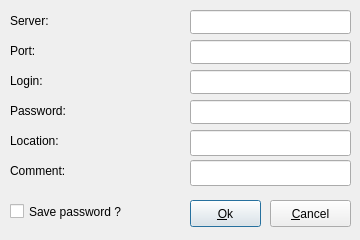
This is ui/Options.ui in 8102/QNetSoul as Qt 5 draws it before an edit. The edited form follows.
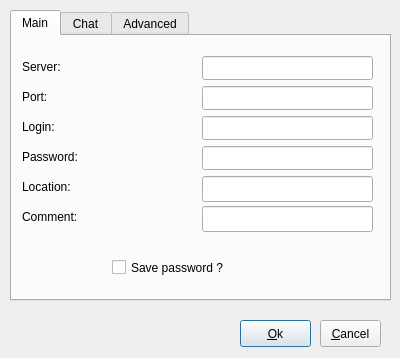
This is the edited form. Icons and pictures are not drawn.

Patch:
```diff
--- a/ui/Options.ui
+++ b/ui/Options.ui
@@ -6,151 +6,18 @@
    <rect>
     <x>0</x>
     <y>0</y>
-    <width>360</width>
-    <height>240</height>
+    <width>400</width>
+    <height>358</height>
    </rect>
   </property>
-  <property name="minimumSize">
-   <size>
-    <width>360</width>
-    <height>240</height>
-   </size>
-  </property>
-  <property name="maximumSize">
-   <size>
-    <width>360</width>
-    <height>240</height>
-   </size>
-  </property>
   <property name="windowTitle">
    <string>Options</string>
   </property>
-  <property name="windowIcon">
-   <iconset resource="../Images.qrc">
-    <normaloff>:/images/qnetsoul.png</normaloff>:/images/qnetsoul.png</iconset>
-  </property>
-  <property name="modal">
-   <bool>true</bool>
-  </property>
-  <widget class="QLineEdit" name="serverLineEdit">
-   <property name="geometry">
-    <rect>
-     <x>190</x>
-     <y>10</y>
-     <width>161</width>
-     <height>24</height>
-    </rect>
-   </property>
-   <property name="text">
-    <string/>
-   </property>
-  </widget>
-  <widget class="QLineEdit" name="loginLineEdit">
-   <property name="geometry">
-    <rect>
-     <x>190</x>
-     <y>70</y>
-     <width>161</width>
-     <height>24</height>
-    </rect>
-   </property>
-  </widget>
-  <widget class="QLineEdit" name="passwordLineEdit">
-   <property name="geometry">
-    <rect>
-     <x>190</x>
-     <y>100</y>
-     <width>161</width>
-     <height>24</height>
-    </rect>
-   </property>
-   <property name="echoMode">
-    <enum>QLineEdit::Password</enum>
-   </property>
-  </widget>
-  <widget class="QLabel" name="serverLabel">
-   <property name="geometry">
-    <rect>
-     <x>10</x>
-     <y>10</y>
-     <width>171</width>
-     <height>21</height>
-    </rect>
-   </property>
-   <property name="text">
-    <string>Server:</string>
-   </property>
-  </widget>
-  <widget class="QLabel" name="loginLabel">
-   <property name="geometry">
-    <rect>
-     <x>10</x>
-     <y>70</y>
-     <width>171</width>
-     <height>21</height>
-    </rect>
-   </property>
-   <property name="text">
-    <string>Login:</string>
-   </property>
-  </widget>
-  <widget class="QLabel" name="passwordLabel">
-   <property name="geometry">
-    <rect>
-     <x>10</x>
-     <y>100</y>
-     <width>171</width>
-     <height>21</height>
-    </rect>
-   </property>
-   <property name="text">
-    <string>Password:</string>
-   </property>
-  </widget>
-  <widget class="QCheckBox" name="savePasswordCheckBox">
-   <property name="geometry">
-    <rect>
-     <x>10</x>
-     <y>200</y>
-     <width>171</width>
-     <height>23</height>
-    </rect>
-   </property>
-   <property name="text">
-    <string>Save password ?</string>
-   </property>
-  </widget>
-  <widget class="QLabel" name="portLabel">
-   <property name="geometry">
-    <rect>
-     <x>10</x>
-     <y>40</y>
-     <width>171</width>
-     <height>21</height>
-    </rect>
-   </property>
-   <property name="text">
-    <string>Port:</string>
-   </property>
-  </widget>
-  <widget class="QLineEdit" name="portLineEdit">
-   <property name="geometry">
-    <rect>
-     <x>190</x>
-     <y>40</y>
-     <width>161</width>
-     <height>24</height>
-    </rect>
-   </property>
-   <property name="text">
-    <string/>
-   </property>
-  </widget>
   <widget class="QPushButton" name="okPushButton">
    <property name="geometry">
     <rect>
-     <x>190</x>
-     <y>200</y>
+     <x>240</x>
+     <y>320</y>
      <width>71</width>
      <height>27</height>
     </rect>
@@ -162,9 +29,9 @@
   <widget class="QPushButton" name="cancelPushButton">
    <property name="geometry">
     <rect>
-     <x>270</x>
-     <y>200</y>
-     <width>81</width>
+     <x>320</x>
+     <y>320</y>
+     <width>61</width>
      <height>27</height>
     </rect>
    </property>
@@ -172,57 +39,325 @@
     <string>&amp;Cancel</string>
    </property>
   </widget>
-  <widget class="QLineEdit" name="locationLineEdit">
+  <widget class="QTabWidget" name="tabWidget">
    <property name="geometry">
     <rect>
-     <x>190</x>
-     <y>130</y>
-     <width>161</width>
-     <height>26</height>
-    </rect>
-   </property>
-   <property name="text">
-    <string/>
-   </property>
-  </widget>
-  <widget class="QLineEdit" name="commentLineEdit">
-   <property name="geometry">
-    <rect>
-     <x>190</x>
-     <y>160</y>
-     <width>161</width>
-     <height>26</height>
-    </rect>
-   </property>
-   <property name="text">
-    <string/>
-   </property>
-  </widget>
-  <widget class="QLabel" name="locationLabel">
-   <property name="geometry">
-    <rect>
      <x>10</x>
-     <y>130</y>
-     <width>171</width>
-     <height>21</height>
+     <y>10</y>
+     <width>381</width>
+     <height>291</height>
     </rect>
    </property>
-   <property name="text">
-    <string>Location:</string>
+   <property name="currentIndex">
+    <number>0</number>
    </property>
-  </widget>
-  <widget class="QLabel" name="commentLabel">
-   <property name="geometry">
-    <rect>
-     <x>10</x>
-     <y>160</y>
-     <width>171</width>
-     <height>21</height>
-    </rect>
-   </property>
-   <property name="text">
-    <string>Comment:</string>
-   </property>
+   <widget class="QWidget" name="mainWidget">
+    <attribute name="title">
+     <string>Main</string>
+    </attribute>
+    <widget class="QLineEdit" name="serverLineEdit">
+     <property name="geometry">
+      <rect>
+       <x>190</x>
+       <y>20</y>
+       <width>171</width>
+       <height>24</height>
+      </rect>
+     </property>
+     <property name="text">
+      <string/>
+     </property>
+    </widget>
+    <widget class="QLabel" name="passwordLabel">
+     <property name="geometry">
+      <rect>
+       <x>10</x>
+       <y>110</y>
+       <width>171</width>
+       <height>21</height>
+      </rect>
+     </property>
+     <property name="text">
+      <string>Password:</string>
+     </property>
+    </widget>
+    <widget class="QLabel" name="locationLabel">
+     <property name="geometry">
+      <rect>
+       <x>10</x>
+       <y>140</y>
+       <width>171</width>
+       <height>21</height>
+      </rect>
+     </property>
+     <property name="text">
+      <string>Location:</string>
+     </property>
+    </widget>
+    <widget class="QLineEdit" name="portLineEdit">
+     <property name="geometry">
+      <rect>
+       <x>190</x>
+       <y>50</y>
+       <width>171</width>
+       <height>24</height>
+      </rect>
+     </property>
+     <property name="text">
+      <string/>
+     </property>
+    </widget>
+    <widget class="QLineEdit" name="commentLineEdit">
+     <property name="geometry">
+      <rect>
+       <x>190</x>
+       <y>170</y>
+       <width>171</width>
+       <height>26</height>
+      </rect>
+     </property>
+     <property name="text">
+      <string/>
+     </property>
+    </widget>
+    <widget class="QLabel" name="serverLabel">
+     <property name="geometry">
+      <rect>
+       <x>10</x>
+       <y>20</y>
+       <width>171</width>
+       <height>21</height>
+      </rect>
+     </property>
+     <property name="text">
+      <string>Server:</string>
+     </property>
+    </widget>
+    <widget class="QLineEdit" name="loginLineEdit">
+     <property name="geometry">
+      <rect>
+       <x>190</x>
+       <y>80</y>
+       <width>171</width>
+       <height>24</height>
+      </rect>
+     </property>
+    </widget>
+    <widget class="QLabel" name="commentLabel">
+     <property name="geometry">
+      <rect>
+       <x>10</x>
+       <y>170</y>
+       <width>171</width>
+       <height>21</height>
+      </rect>
+     </property>
+     <property name="text">
+      <string>Comment:</string>
+     </property>
+    </widget>
+    <widget class="QLabel" name="portLabel">
+     <property name="geometry">
+      <rect>
+       <x>10</x>
+       <y>50</y>
+       <width>171</width>
+       <height>21</height>
+      </rect>
+     </property>
+     <property name="text">
+      <string>Port:</string>
+     </property>
+    </widget>
+    <widget class="QLabel" name="loginLabel">
+     <property name="geometry">
+      <rect>
+       <x>10</x>
+       <y>80</y>
+       <width>171</width>
+       <height>21</height>
+      </rect>
+     </property>
+     <property name="text">
+      <string>Login:</string>
+     </property>
+    </widget>
+    <widget class="QLineEdit" name="passwordLineEdit">
+     <property name="geometry">
+      <rect>
+       <x>190</x>
+       <y>110</y>
+       <width>171</width>
+       <height>24</height>
+      </rect>
+     </property>
+     <property name="echoMode">
+      <enum>QLineEdit::Password</enum>
+     </property>
+    </widget>
+    <widget class="QLineEdit" name="locationLineEdit">
+     <property name="geometry">
+      <rect>
+       <x>190</x>
+       <y>140</y>
+       <width>171</width>
+       <height>26</height>
+      </rect>
+     </property>
+     <property name="text">
+      <string/>
+     </property>
+    </widget>
+    <widget class="QCheckBox" name="savePasswordCheckBox">
+     <property name="geometry">
+      <rect>
+       <x>100</x>
+       <y>220</y>
+       <width>171</width>
+       <height>23</height>
+      </rect>
+     </property>
+     <property name="text">
+      <string>Save password ?</string>
+     </property>
+    </widget>
+   </widget>
+   <widget class="QWidget" name="chatWidget">
+    <attribute name="title">
+     <string>Chat</string>
+    </attribute>
+   </widget>
+   <widget class="QWidget" name="advancedWidget">
+    <attribute name="title">
+     <string>Advanced</string>
+    </attribute>
+    <widget class="QLabel" name="proxyLoginLabel">
+     <property name="geometry">
+      <rect>
+       <x>10</x>
+       <y>120</y>
+       <width>171</width>
+       <height>21</height>
+      </rect>
+     </property>
+     <property name="text">
+      <string>Login:</string>
+     </property>
+    </widget>
+    <widget class="QLabel" name="proxyPortLabel">
+     <property name="geometry">
+      <rect>
+       <x>10</x>
+       <y>90</y>
+       <width>171</width>
+       <height>21</height>
+      </rect>
+     </property>
+     <property name="text">
+      <string>Port:</string>
+     </property>
+    </widget>
+    <widget class="QLineEdit" name="proxyPasswordLineEdit">
+     <property name="enabled">
+      <bool>false</bool>
+     </property>
+     <property name="geometry">
+      <rect>
+       <x>190</x>
+       <y>150</y>
+       <width>171</width>
+       <height>24</height>
+      </rect>
+     </property>
+     <property name="echoMode">
+      <enum>QLineEdit::Password</enum>
+     </property>
+    </widget>
+    <widget class="QLineEdit" name="proxyLineEdit">
+     <property name="enabled">
+      <bool>false</bool>
+     </property>
+     <property name="geometry">
+      <rect>
+       <x>190</x>
+       <y>60</y>
+       <width>171</width>
+       <height>24</height>
+      </rect>
+     </property>
+     <property name="text">
+      <string/>
+     </property>
+    </widget>
+    <widget class="QLabel" name="proxyLabel">
+     <property name="geometry">
+      <rect>
+       <x>10</x>
+       <y>60</y>
+       <width>171</width>
+       <height>21</height>
+      </rect>
+     </property>
+     <property name="text">
+      <string>Proxy:</string>
+     </property>
+    </widget>
+    <widget class="QLineEdit" name="proxyPortLineEdit">
+     <property name="enabled">
+      <bool>false</bool>
+     </property>
+     <property name="geometry">
+      <rect>
+       <x>190</x>
+       <y>94</y>
+       <width>171</width>
+       <height>20</height>
+      </rect>
+     </property>
+     <property name="text">
+      <string/>
+     </property>
+    </widget>
+    <widget class="QLineEdit" name="proxyLoginLineEdit">
+     <property name="enabled">
+      <bool>false</bool>
+     </property>
+     <property name="geometry">
+      <rect>
+       <x>190</x>
+       <y>120</y>
+       <width>171</width>
+       <height>24</height>
+      </rect>
+     </property>
+    </widget>
+    <widget class="QLabel" name="proxyPasswordLabel">
+     <property name="geometry">
+      <rect>
+       <x>10</x>
+       <y>150</y>
+       <width>171</width>
+       <height>21</height>
+      </rect>
+     </property>
+     <property name="text">
+      <string>Password:</string>
+     </property>
+    </widget>
+    <widget class="QCheckBox" name="proxyCheckBox">
+     <property name="geometry">
+      <rect>
+       <x>90</x>
+       <y>20</y>
+       <width>171</width>
+       <height>23</height>
+      </rect>
+     </property>
+     <property name="text">
+      <string>use proxy connection</string>
+     </property>
+    </widget>
+   </widget>
   </widget>
  </widget>
  <tabstops>
```
Left out of the diff: 90 changed lines with no effect on the pictures.
